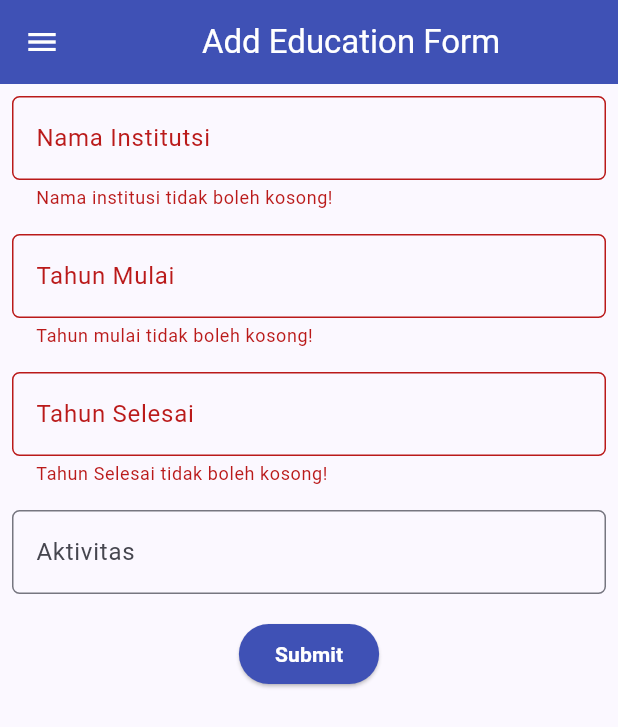
After one commit to aksara-putra-f/myportofolio_mobile, a Flutter app: the EducationFormPage screen opened directly, after a tap on "Submit", on a phone screen of 412 x 824 dp. The commit adds this screen. Shown: the top 727 px of the screen. Run offline on Flutter 3.47's test engine with Material 3 defaults, Android fonts, the phone set to English and light mode, and no system bars.

Commit message:
feat: Membuat form page untuk Education

```diff
--- /dev/null
+++ b/lib/screens/form/education_form.dart
@@ -0,0 +1,189 @@
+import 'package:flutter/material.dart';
+import 'package:myportofolio_mobile/widgets/left_drawer.dart';
+
+class EducationFormPage extends StatefulWidget {
+  const EducationFormPage({super.key});
+
+  @override
+  State<EducationFormPage> createState() => _EducationFormPageState();
+}
+
+class _EducationFormPageState extends State<EducationFormPage> {
+  final _formKey = GlobalKey<FormState>();
+
+  String _institutionName = "";
+  String _yearStart = "";
+  String _yearEnd = "Present";
+  String _activities = "-";
+
+  @override
+  Widget build(BuildContext context) {
+    return Scaffold(
+      appBar: AppBar(
+        title: const Center(
+          child: Text(
+            'Add Education Form',
+          ),
+        ),
+        backgroundColor: Colors.indigo,
+        foregroundColor: Colors.white,
+      ),
+      drawer: LeftDrawer(),
+      body: Form(
+        key: _formKey,
+        child: SingleChildScrollView(
+          child: Column(
+            crossAxisAlignment: .start,
+            children: [
+              // ===== Field Nama Institusi =====
+              Padding(
+                padding: const EdgeInsets.all(8.0),
+                child: TextFormField(
+                  decoration: InputDecoration(
+                    hintText: "Nama Institutsi",
+                    labelText: "Nama Institutsi",
+                    border: OutlineInputBorder(
+                      borderRadius: BorderRadius.circular(5.0),
+                    )
+                  ),
+                  onChanged: (String? value) {
+                    setState(() {
+                      _institutionName = value!;
+                    });
+                  },
+                  validator: (String? value) {
+                    if (value == null || value.trim().isEmpty) {
+                      return "Nama institusi tidak boleh kosong!";
+                    }
+                    return null;
+                  },
+                ),
+              ),
+
+              // ===== Field Tahun Mulai =====
+              Padding(
+                padding: const EdgeInsets.all(8.0),
+                child: TextFormField(
+                  decoration: InputDecoration(
+                    hintText: "Tahun Mulai",
+                    labelText: "Tahun Mulai",
+                    border: OutlineInputBorder(
+                      borderRadius: BorderRadius.circular(5.0),
+                    )
+                  ),
+                  onChanged: (String? value) {
+                    setState(() {
+                      _yearStart = value!;
+                    });
+                  },
+                  validator: (String? value) {
+                    if (value == null || value.trim().isEmpty) {
+                      return "Tahun mulai tidak boleh kosong!";
+                    }
+                    return null;
+                  },
+                ),
+              ),
+
+              // ===== Field Tahun Selesai =====
+              Padding(
+                padding: const EdgeInsets.all(8.0),
+                child: TextFormField(
+                  decoration: InputDecoration(
+                    hintText: "Tahun Selesai",
+                    labelText: "Tahun Selesai",
+                    border: OutlineInputBorder(
+                      borderRadius: BorderRadius.circular(5.0),
+                    )
+                  ),
+                  onChanged: (String? value) {
+                    setState(() {
+                      _yearEnd = value!;
+                    });
+                  },
+                  validator: (String? value) {
+                    if (value == null || value.trim().isEmpty) {
+                      return "Tahun Selesai tidak boleh kosong!";
+                    }
+                    return null;
+                  },
+                ),
+              ),
+
+              // ===== Field Aktivitas =====
+              Padding(
+                padding: const EdgeInsets.all(8.0),
+                child: TextFormField(
+                  decoration: InputDecoration(
+                    hintText: "Aktivitas",
+                    labelText: "Aktivitas",
+                    border: OutlineInputBorder(
+                      borderRadius: BorderRadius.circular(5.0),
+                    )
+                  ),
+                  onChanged: (String? value) {
+                    setState(() {
+                      _activities = value!;
+                    });
+                  },
+                ),
+              ),
+
+              // ===== Tombol Submit =====
+              Align(
+                alignment: AlignmentGeometry.bottomCenter,
+                child: Padding(
+                  padding: EdgeInsets.all(8.0),
+                  child: ElevatedButton(
+                    style: ButtonStyle(
+                      backgroundColor: WidgetStateProperty.all(Colors.indigo)
+                    ),
+                    onPressed: () {
+                      if (_formKey.currentState!.validate()) {
+                        showDialog(
+                          context: context,
+                          builder: (context) {
+                            return AlertDialog(
+                              title: const Text("Data Riwayat Pendidikan Berhasil Ditambahkan!"),
+                              content: SingleChildScrollView(
+                                child: Column(
+                                  crossAxisAlignment: .start,
+                                  children: [
+                                    Text("Nama Institusi: $_institutionName"),
+                                    Text("Tahun Mulai: $_yearStart"),
+                                    Text("Tahun Selesai: $_yearEnd"),
+                                    Text("Aktivitas: $_activities"),
+                                  ],
+                                ),
+                              ),
+                              actions: [
+                                TextButton(
+                                  onPressed: () {
+                                    Navigator.pop(context);
+                                    _formKey.currentState!.reset();
+                                  },
+                                  child: Text("Ok"),
+                                )
+                              ],
+                            );
+                          }
+                        );
+                      }
+                    },
+                    child: Text(
+                      "Submit",
+                      style: TextStyle(
+                        color: Colors.white,
+                        fontWeight: FontWeight.w600
+                      ),
+                    )
+                  ),
+                ),
+              )
+            ],
+          ),
+        )
+      ),
+    );
+  }
+}
--- a/lib/screens/menu.dart
+++ b/lib/screens/menu.dart
@@ -26,9 +26,9 @@ class MyHomePage extends StatelessWidget {
 
   // Tombol-tombol untuk education
   final List<ItemHomepage> educationItems = [
-    ItemHomepage("Lihat Education", Icons.folder, Colors.amber[700]!),
-    ItemHomepage("Tambah Education", Icons.add_circle, const Color.fromARGB(255, 30, 116, 222)),
-    ItemHomepage("Hapus Education", Icons.delete, const Color.fromARGB(255, 210, 36, 36)),
+    ItemHomepage("Lihat Pendidikan", Icons.folder, Colors.amber[700]!),
+    ItemHomepage("Tambah Pendidikan", Icons.add_circle, const Color.fromARGB(255, 30, 116, 222)),
+    ItemHomepage("Hapus Pendidikan", Icons.delete, const Color.fromARGB(255, 210, 36, 36)),
   ];
 
   // Tombol-tombol untuk skill
--- a/lib/widgets/left_drawer.dart
+++ b/lib/widgets/left_drawer.dart
@@ -1,6 +1,7 @@
 import 'package:flutter/material.dart';
 import 'package:myportofolio_mobile/screens/menu.dart';
-import 'package:myportofolio_mobile/screens/project_form.dart';
+import 'package:myportofolio_mobile/screens/form/project_form.dart';
+import 'package:myportofolio_mobile/screens/form/education_form.dart';
 
 class LeftDrawer extends StatelessWidget {
   const LeftDrawer({super.key});
@@ -55,13 +56,26 @@ class LeftDrawer extends StatelessWidget {
 
           ListTile(
             leading: const Icon(Icons.add_circle_outline),
-            title: const Text('Add Project'),
+            title: const Text('Tambah Data Proyek'),
             // Navigasi ke halaman tambah proyek
             onTap: () {
               Navigator.pushReplacement(
                 context,
                 MaterialPageRoute(
                   builder: (context) => ProjectFormPage()
+                )
+              );
+            },
+          ),
+          ListTile(
+            leading: const Icon(Icons.add_circle_outline),
+            title: const Text('Tambah Data Edukasi'),
+            // Navigasi ke halaman tambah proyek
+            onTap: () {
+              Navigator.pushReplacement(
+                context,
+                MaterialPageRoute(
+                  builder: (context) => EducationFormPage()
                 )
               );
             },
```
Also changed, not shown: lib/widgets/item_card.dart (+11 -1 lines), lib/screens/form/project_form.dart (renamed from lib/screens/project_form.dart).
